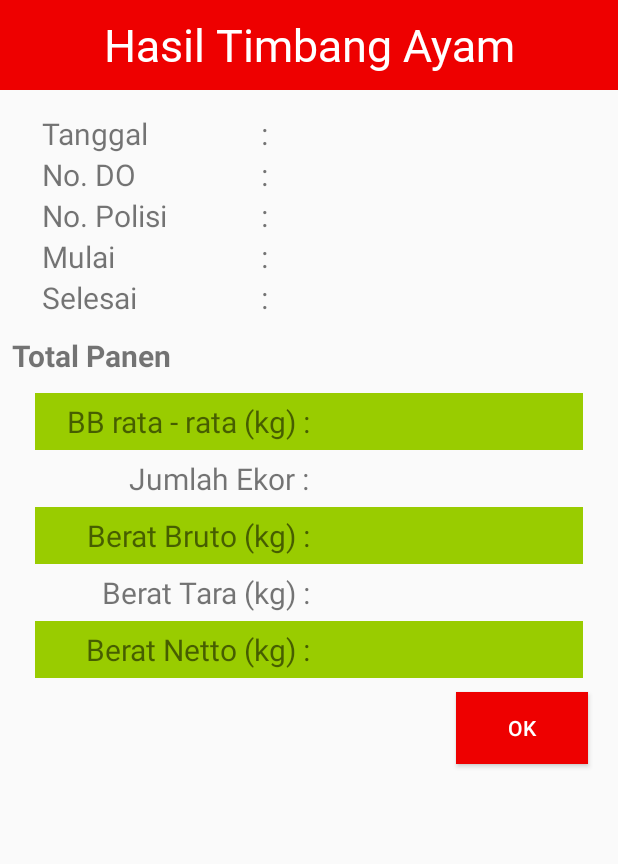
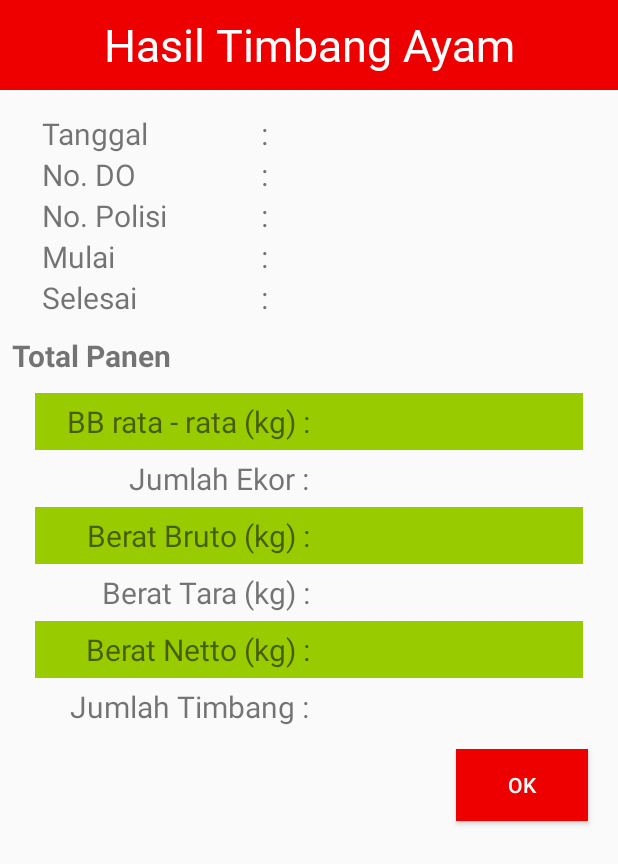
Before and after one commit to dennisprasetia/RPAWONOKOYO, an Android app: the HasilTimbang screen opened directly, with no data from a screen before it, on a phone screen of 412 x 824 dp. Shown: the top 864 px of the screen. Run offline under Robolectric (Android 15) with nearby library versions, the phone set to English and light mode, and no system bars; Roboto replaces fonts that are not available here.

Commit message:
Fixing bug and Update hasil timbang view

```diff
--- a/app/src/main/java/com/wonokoyo/rpawonokoyo/RencanaPanen.java
+++ b/app/src/main/java/com/wonokoyo/rpawonokoyo/RencanaPanen.java
@@ -146,8 +146,8 @@ public class RencanaPanen extends AppCompatActivity {
                 isSetted = true;
             }
 
-            String noreg = c.getString(c.getColumnIndex("noreg"));
-            String kandang = noreg.substring(noreg.length()-3, noreg.length()-1);
+            String noreg = c.getString(c.getColumnIndex("noreg")).trim();
+            String kandang = noreg.substring(noreg.length()-2);
 
             ModelRencanaPanen mrp = new ModelRencanaPanen();
             mrp.setRit(c.getString(c.getColumnIndex("rit")));
--- a/app/src/main/java/com/wonokoyo/rpawonokoyo/panenactivity/HasilTimbang.java
+++ b/app/src/main/java/com/wonokoyo/rpawonokoyo/panenactivity/HasilTimbang.java
@@ -1,5 +1,6 @@
 package com.wonokoyo.rpawonokoyo.panenactivity;
 
+import android.app.Activity;
 import android.content.Intent;
 import android.database.Cursor;
 import android.support.v7.app.AppCompatActivity;
@@ -28,6 +29,7 @@ public class HasilTimbang extends AppCompatActivity {
     private TextView txtBeratBruto;
     private TextView txtBeratTara;
     private TextView txtBeratNetto;
+    private TextView txtJumlahTimbang;
     private Button btnOkeHasil;
 
     // variable lain
@@ -58,6 +60,7 @@ public class HasilTimbang extends AppCompatActivity {
         txtBeratBruto = findViewById(R.id.txtBeratBruto);
         txtBeratTara = findViewById(R.id.txtBeratTara);
         txtBeratNetto = findViewById(R.id.txtBeratNetto);
+        txtJumlahTimbang = findViewById(R.id.txtJumlahTimbang);
 
         btnOkeHasil = findViewById(R.id.btnOkeHasil);
         btnOkeHasil.setOnClickListener(new View.OnClickListener() {
@@ -89,5 +92,8 @@ public class HasilTimbang extends AppCompatActivity {
             txtBeratBruto.setText(c.getString(c.getColumnIndex("bruto")));
             txtBeratNetto.setText(c.getString(c.getColumnIndex("netto")));
         }
+
+        Intent intent = getIntent();
+        txtJumlahTimbang.setText(intent.getStringExtra("jumlah_timbang"));
     }
 }
--- a/app/src/main/java/com/wonokoyo/rpawonokoyo/panenactivity/TimbangAyam.java
+++ b/app/src/main/java/com/wonokoyo/rpawonokoyo/panenactivity/TimbangAyam.java
@@ -282,7 +282,7 @@ public class TimbangAyam extends AppCompatActivity {
 //        Date date = Calendar.getInstance().getTime();
 //        SimpleDateFormat df = new SimpleDateFormat("yyyy-MM-dd");
 //        Cursor tara = dbh.getListTaraByRitAndDate(spm.getSpRit(), df.format(date));
-        int jumlah_timbang;
+        final int jumlah_timbang;
 
         // ambil perhitungan timbang ke
         if (validataSelesai(etBerat.getText().toString(), etEkor.getText().toString())) {
@@ -320,6 +320,7 @@ public class TimbangAyam extends AppCompatActivity {
                     public void run() {
                         pd.dismiss();
                         Intent intent = new Intent(TimbangAyam.this, HasilTimbang.class);
+                        intent.putExtra("jumlah_timbang", String.valueOf(jumlah_timbang));
                         startActivity(intent);
                         finish();
                     }
--- a/app/src/main/res/layout/activity_hasil_timbang.xml
+++ b/app/src/main/res/layout/activity_hasil_timbang.xml
@@ -41,7 +41,6 @@
         app:layout_constraintVertical_bias="0.0">
 
         <TableRow android:paddingLeft="20dp">
-
             <TextView
                 android:layout_width="0dp"
                 android:layout_height="wrap_content"
@@ -67,7 +66,6 @@
         </TableRow>
 
         <TableRow android:paddingLeft="20dp">
-
             <TextView
                 android:layout_width="0dp"
                 android:layout_height="wrap_content"
@@ -93,7 +91,6 @@
         </TableRow>
 
         <TableRow android:paddingLeft="20dp">
-
             <TextView
                 android:layout_width="0dp"
                 android:layout_height="wrap_content"
@@ -119,7 +116,6 @@
         </TableRow>
 
         <TableRow android:paddingLeft="20dp">
-
             <TextView
                 android:layout_width="0dp"
                 android:layout_height="wrap_content"
@@ -145,7 +141,6 @@
         </TableRow>
 
         <TableRow android:paddingLeft="20dp">
-
             <TextView
                 android:layout_width="0dp"
                 android:layout_height="wrap_content"
@@ -171,7 +166,6 @@
         </TableRow>
 
         <TableRow>
-
             <TextView
                 android:layout_width="0dp"
                 android:layout_height="50dp"
@@ -188,7 +182,6 @@
             android:background="@android:color/holo_green_light"
             android:paddingTop="5dp"
             android:paddingBottom="5dp">
-
             <TextView
                 android:layout_width="0dp"
                 android:layout_height="wrap_content"
@@ -211,7 +204,6 @@
             android:layout_marginRight="15dp"
             android:paddingTop="5dp"
             android:paddingBottom="5dp">
-
             <TextView
                 android:layout_width="0dp"
                 android:layout_height="wrap_content"
@@ -235,7 +227,6 @@
             android:background="@android:color/holo_green_light"
             android:paddingTop="5dp"
             android:paddingBottom="5dp">
-
             <TextView
                 android:layout_width="0dp"
                 android:layout_height="wrap_content"
@@ -259,7 +250,6 @@
             android:layout_marginRight="15dp"
             android:paddingTop="5dp"
             android:paddingBottom="5dp">
-
             <TextView
                 android:layout_width="0dp"
                 android:layout_height="wrap_content"
@@ -283,7 +273,6 @@
             android:background="@android:color/holo_green_light"
             android:paddingTop="5dp"
             android:paddingBottom="5dp">
-
             <TextView
                 android:layout_width="0dp"
                 android:layout_height="wrap_content"
@@ -294,6 +283,28 @@
 
             <TextView
                 android:id="@+id/txtBeratNetto"
+                android:layout_width="0dp"
+                android:layout_height="wrap_content"
+                android:layout_weight="1"
+                android:paddingLeft="10dp"
+                android:textSize="20sp" />
+        </TableRow>
+
+        <TableRow
+            android:layout_marginLeft="15dp"
+            android:layout_marginRight="15dp"
+            android:paddingTop="5dp"
+            android:paddingBottom="5dp">
+            <TextView
+                android:layout_width="0dp"
+                android:layout_height="wrap_content"
+                android:layout_weight="1"
+                android:text="Jumlah Timbang :"
+                android:textAlignment="textEnd"
+                android:textSize="20sp" />
+
+            <TextView
+                android:id="@+id/txtJumlahTimbang"
                 android:layout_width="0dp"
                 android:layout_height="wrap_content"
                 android:layout_weight="1"
```
Also changed, not shown: app/src/main/java/com/wonokoyo/rpawonokoyo/panenactivity/KonfirmasiPanen.java (+10 -0 lines).
